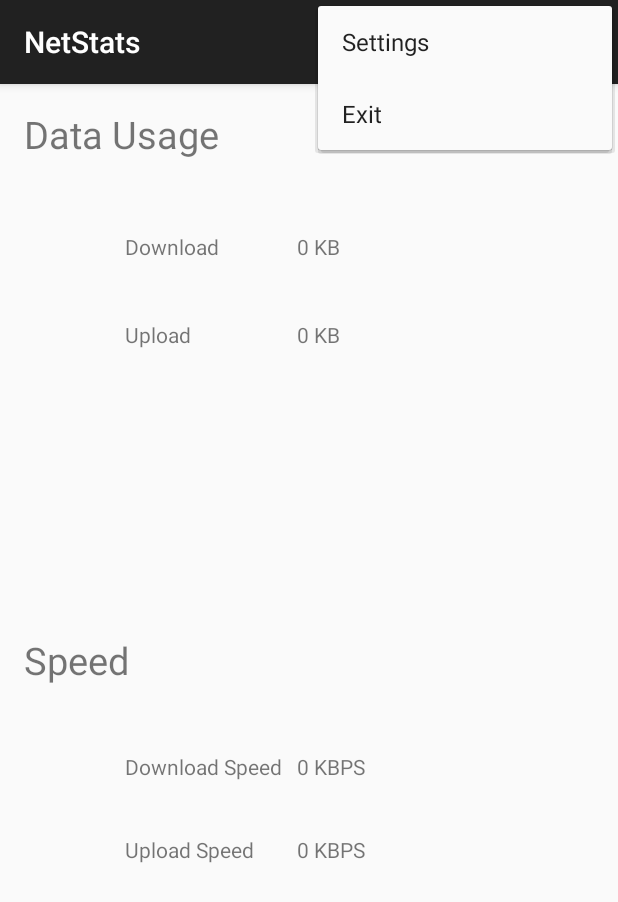
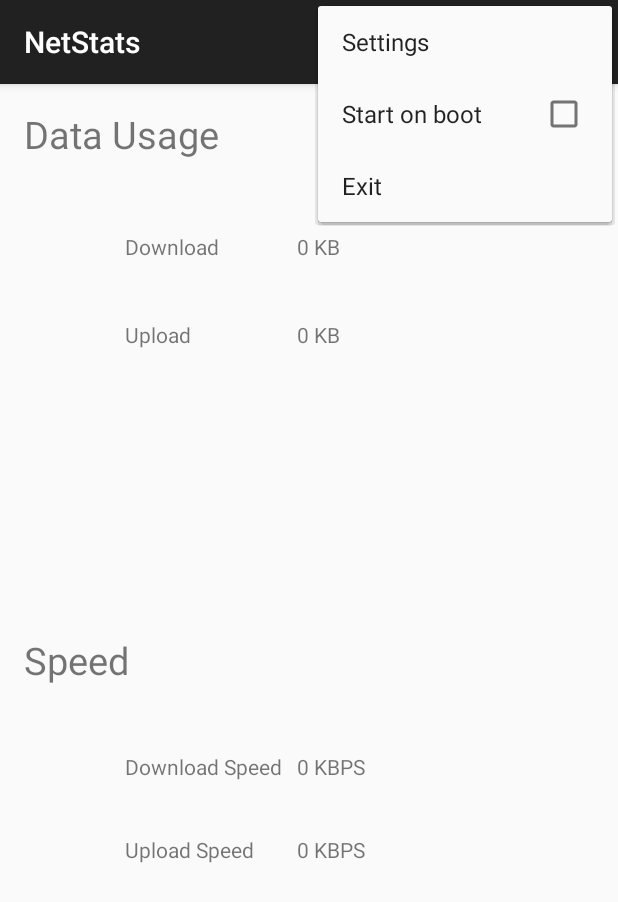
Before and after one commit to sidsquare/NetStats-Android, an Android app: the screen it shows after launch (MainActivity), with the options menu open, on a phone screen of 412 x 824 dp. Shown: the top 902 px of the screen. Run offline under Robolectric (Android 15) with nearby library versions, the phone set to English and light mode, and no system bars; libraries missing offline, so code that uses them is left out: com.github.mikephil.charting.

Commit message:
Start at boot added

```diff
--- a/app/src/main/java/com/siddharth/netstats/MainActivity.java
+++ b/app/src/main/java/com/siddharth/netstats/MainActivity.java
@@ -1,6 +1,7 @@
 package com.siddharth.netstats;
 
 import android.content.Context;
+import android.content.SharedPreferences;
 import android.database.Cursor;
 import android.database.sqlite.SQLiteDatabase;
 import android.net.TrafficStats;
@@ -41,12 +42,17 @@ public class MainActivity extends ActionBarActivity
     cfrag1 frag;
     cfrag2 frag2;
     SQLiteDatabase db;
-
+    SharedPreferences sharedPref;
     @Override
     protected void onCreate(Bundle savedInstanceState)
     {
         super.onCreate(savedInstanceState);
         setContentView(R.layout.activity_main);
+
+        sharedPref= getPreferences(Context.MODE_PRIVATE);
+        SharedPreferences.Editor editor = sharedPref.edit();
+        if(!sharedPref.contains("start_at_boot"))
+            editor.putBoolean("start_at_boot",false);
 
         //intialize the view
         cfrag1 newFragment = new cfrag1();
@@ -119,7 +125,7 @@ public class MainActivity extends ActionBarActivity
     public void setdata()
     {
         db = openOrCreateDatabase("database", Context.MODE_PRIVATE, null);
-        Cursor c = db.rawQuery("select down_transfer from transfer_day order by date(date) asc limit 7;", null);
+        Cursor c = db.rawQuery("select down_transfer from transfer_week order by date(date) asc limit 7;", null);
 
 
         //charting
@@ -150,15 +156,15 @@ public class MainActivity extends ActionBarActivity
     {
         //open the database
         db = openOrCreateDatabase("database", Context.MODE_PRIVATE, null);
-        db.execSQL("CREATE TABLE IF NOT EXISTS transfer_day('date' VARCHAR NOT NULL UNIQUE,'down_transfer' integer);");
+        db.execSQL("CREATE TABLE IF NOT EXISTS transfer_week('date' VARCHAR NOT NULL UNIQUE,'down_transfer' integer);");
 
         //get today's date and create entry
         Time now = new Time();
         now.setToNow();
         date = new SimpleDateFormat("yyyy-MM-dd").format(new Date());
-        Cursor c = db.rawQuery("select * from transfer_day where date=\"" + date + "\";", null);
+        Cursor c = db.rawQuery("select * from transfer_week where date=\"" + date + "\";", null);
         if (c.getCount() == 0)
-            db.execSQL("insert into transfer_day values(\"" + date + "\",0);");
+            db.execSQL("insert into transfer_week values(\"" + date + "\",0);");
 
         handler.postDelayed(runnable, 1000);
     }
@@ -204,12 +210,13 @@ public class MainActivity extends ActionBarActivity
                 Time now = new Time();
                 now.setToNow();
                 String temp = new SimpleDateFormat("yyyy-MM-dd").format(new Date());
-                if(temp.compareTo(date)!=0)
+                if (temp.compareTo(date) != 0)
                 {
-                    date=temp;db.execSQL("insert into transfer_day values(\"" + temp + "\",0);");
+                    date = temp;
+                    db.execSQL("insert into transfer_week values(\"" + temp + "\",0);");
                 }
 
-                db.execSQL("update transfer_day set down_transfer=down_transfer+" + down_speed + " where date = '" + date + "';");
+                db.execSQL("update transfer_week set down_transfer=down_transfer+" + down_speed + " where date = '" + date + "';");
 
                 handler.postDelayed(this, 1000);
             }
@@ -252,6 +259,21 @@ public class MainActivity extends ActionBarActivity
                 return true;
             case R.id.action_settings:
                 return true;
+            case R.id.start_on_boot:
+                if (item.isChecked() == true)
+                {
+                    item.setChecked(false);
+                    SharedPreferences.Editor editor = sharedPref.edit();
+                    editor.putBoolean("start_at_boot",true );
+                    editor.commit();
+                }
+                else
+                {
+                    item.setChecked(true);
+                    SharedPreferences.Editor editor = sharedPref.edit();
+                    editor.putBoolean("start_at_boot", false);
+                    editor.commit();
+                }
             default:
                 return super.onOptionsItemSelected(item);
         }
--- a/app/src/main/res/menu/menu_main.xml
+++ b/app/src/main/res/menu/menu_main.xml
@@ -3,10 +3,15 @@
     xmlns:tools="http://schemas.android.com/tools" tools:context=".MainActivity">
     <item android:id="@+id/action_settings"
         android:title="@string/action_settings"
-        android:orderInCategory="100"
+        android:orderInCategory="1"
         app:showAsAction="never" />
     <item android:id="@+id/action_exit"
           android:title="Exit"
           android:orderInCategory="100"
           app:showAsAction="never" />
+    <item android:id="@+id/start_on_boot"
+          android:title="Start on boot"
+          android:checkable="true"
+          android:orderInCategory="2"
+        />
 </menu>
```
Also changed, not shown: app/src/main/AndroidManifest.xml (+7 -7 lines), app/src/main/java/com/siddharth/netstats/boot.java (added, +16 -0 lines), app/src/main/java/com/siddharth/netstats/service.java (added, +41 -0 lines), app/src/main/java/com/siddharth/netstats/settings.java (deleted, +0 -23 lines), app/src/main/res/layout/settings.xml (deleted, +0 -45 lines), 2 other files.
